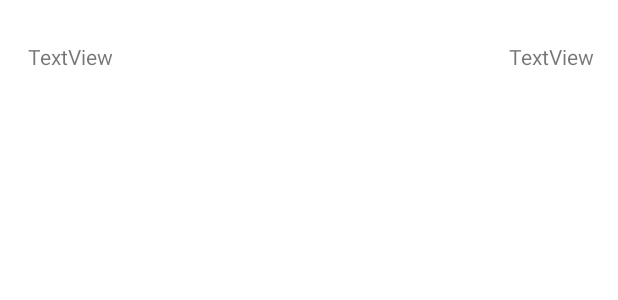
After one commit to joseclaudenir22/TaskMe, an Android app: the layout task_row.xml on its own in the app's theme, with its tools: preview values and no code run, on a phone screen of 412 x 824 dp. The commit adds this screen. Shown: the top 300 px of the screen. Run offline under Robolectric (Android 15) with nearby library versions, the phone set to English and light mode, and no system bars.

Commit message:
criando task row

```diff
--- a/app/src/main/java/com/example/noteapp/TaskRecyclerAdapter.java
+++ b/app/src/main/java/com/example/noteapp/TaskRecyclerAdapter.java
@@ -12,12 +12,6 @@ import com.firebase.ui.firestore.FirestoreRecyclerOptions;
 public class TaskRecyclerAdapter extends FirestoreRecyclerAdapter<Task, TaskRecyclerAdapter.TaskViewHolder> {
 
 
-    /**
-     * Create a new RecyclerView adapter that listens to a Firestore Query.  See {@link
-     * FirestoreRecyclerOptions} for configuration options.
-     *
-     * @param options
-     */
     public TaskRecyclerAdapter(@NonNull FirestoreRecyclerOptions<Task> options) {
         super(options);
     }
--- a/app/src/main/res/drawable/fab_add.xml
+++ b/app/src/main/res/drawable/fab_add.xml
@@ -2,5 +2,5 @@
     android:tint="#FFFFFF"
     android:viewportHeight="24.0" android:viewportWidth="24.0"
     android:width="24dp" xmlns:android="http://schemas.android.com/apk/res/android">
-    <path android:fillColor="#FF000000" android:pathData="M19,13h-6v6h-2v-6H5v-2h6V5h2v6h6v2z"/>
+    <path android:fillColor="#FFFFFF" android:pathData="M19,13h-6v6h-2v-6H5v-2h6V5h2v6h6v2z"/>
 </vector>
--- /dev/null
+++ b/app/src/main/res/drawable/ic_add_inactive.xml
@@ -0,0 +1,5 @@
+<vector android:height="15dp" android:tint="#CFCACD"
+    android:viewportHeight="24" android:viewportWidth="24"
+    android:width="15dp" xmlns:android="http://schemas.android.com/apk/res/android">
+    <path android:fillColor="@android:color/white" android:pathData="M19,13h-6v6h-2v-6H5v-2h6V5h2v6h6v2z"/>
+</vector>
--- a/app/src/main/res/layout/activity_main.xml
+++ b/app/src/main/res/layout/activity_main.xml
@@ -19,7 +19,7 @@
         android:backgroundTint="@color/colorAccent"
         app:menu="@menu/bottom_app_bar"
         app:fabAlignmentMode="end"
-        app:fabAnimationMode="scale"
+        app:fabAnimationMode="slide"
         />
 
 
@@ -30,6 +30,7 @@
         android:layout_height="wrap_content"
         app:srcCompat="@drawable/fab_add"
         app:layout_anchor="@id/bottomAppBar"
+        app:rippleColor="@color/colorAccent"
 
     />
 
--- /dev/null
+++ b/app/src/main/res/layout/task_row.xml
@@ -0,0 +1,30 @@
+<?xml version="1.0" encoding="utf-8"?>
+<androidx.constraintlayout.widget.ConstraintLayout xmlns:android="http://schemas.android.com/apk/res/android"
+    xmlns:app="http://schemas.android.com/apk/res-auto"
+    xmlns:tools="http://schemas.android.com/tools"
+    android:layout_width="match_parent"
+    android:layout_height="wrap_content"
+    android:paddingBottom="20dp">
+
+    <TextView
+        android:id="@+id/textView3"
+        android:layout_width="wrap_content"
+        android:layout_height="wrap_content"
+        android:layout_marginTop="28dp"
+        android:layout_marginEnd="16dp"
+        android:layout_marginRight="16dp"
+        android:text="TextView"
+        app:layout_constraintEnd_toEndOf="parent"
+        app:layout_constraintTop_toTopOf="parent" />
+
+    <TextView
+        android:id="@+id/textView2"
+        android:layout_width="wrap_content"
+        android:layout_height="wrap_content"
+        android:layout_marginTop="28dp"
+        android:layout_marginEnd="264dp"
+        android:layout_marginRight="264dp"
+        android:text="TextView"
+        app:layout_constraintEnd_toStartOf="@+id/textView3"
+        app:layout_constraintTop_toTopOf="parent" />
+</androidx.constraintlayout.widget.ConstraintLayout>
--- a/app/src/main/res/values/colors.xml
+++ b/app/src/main/res/values/colors.xml
@@ -1,6 +1,6 @@
 <?xml version="1.0" encoding="utf-8"?>
 <resources>
-    <color name="colorPrimary">#4345c5</color>
-    <color name="colorPrimaryDark">#00574B</color>
-    <color name="colorAccent">#4345c5</color>
+    <color name="colorPrimary">#ececec</color>
+    <color name="colorPrimaryDark">#746cc4</color>
+    <color name="colorAccent">#3639eb</color>
 </resources>
```
Also changed, not shown: app/src/main/java/com/example/noteapp/MainActivity.java (+38 -2 lines), app/src/main/res/drawable/ic_add.xml (added, +7 -0 lines), app/src/main/res/layout/bottom_sheet_persistent.xml (+31 -19 lines), app/src/main/res/values/styles.xml (+1 -6 lines).
